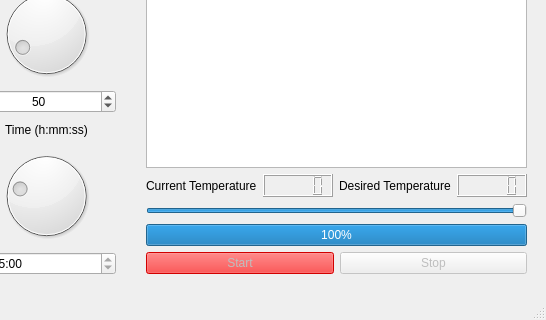
This is GUI/mainwindow.ui in balsini/SmartBluetoothOven as Qt 5 draws it before an edit; both pictures show x 154 to 700 and y 84 to 404 of the 700 by 404 pixel window. The edited form follows.
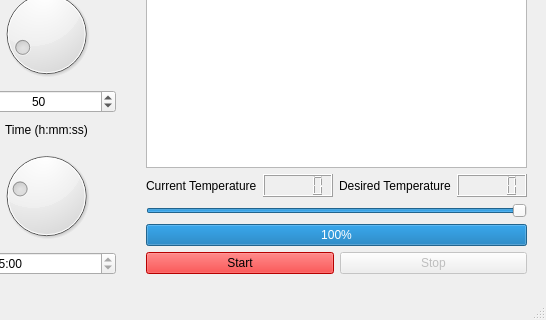
This is the edited form.

Commit message: Now start button is enabled and common working temperature is updated at the beginning

The edit to the form file:
```diff
--- a/GUI/mainwindow.ui
+++ b/GUI/mainwindow.ui
@@ -101,7 +101,7 @@
        <item>
         <widget class="QPushButton" name="buttonStart">
          <property name="enabled">
-          <bool>false</bool>
+          <bool>true</bool>
          </property>
          <property name="styleSheet">
           <string notr="true">background-color: red</string>
```
The commit also changes 1 other file.
